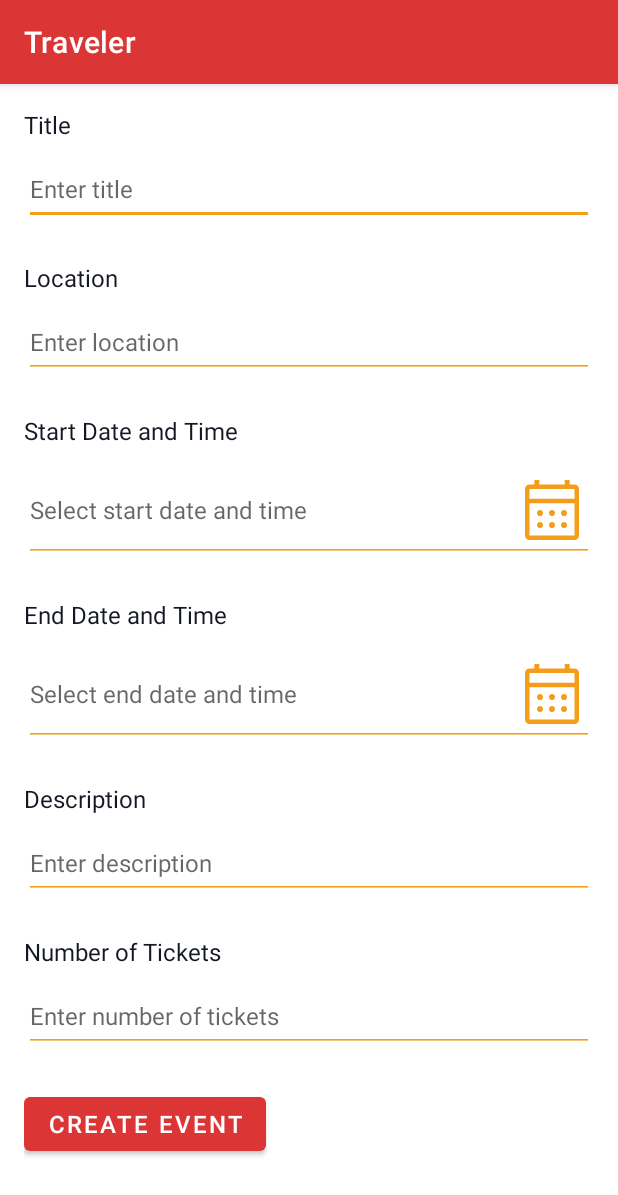
After one commit to gagik894/Traveler, an Android app: the AddActivity screen opened directly, with no data from a screen before it, on a phone screen of 412 x 824 dp. The commit adds this screen. Shown: the top 1195 px of the screen. Run offline under Robolectric (Android 15) with nearby library versions, the phone set to English and light mode, and no system bars.

Commit message:
Added "Add event" page

```diff
--- /dev/null
+++ b/app/src/main/java/com/together/traveler/AddActivity.java
@@ -0,0 +1,21 @@
+package com.together.traveler;
+
+import androidx.appcompat.app.AppCompatActivity;
+
+import android.os.Bundle;
+
+import com.together.traveler.ui.add.event.AddEvent;
+
+public class AddActivity extends AppCompatActivity {
+
+    @Override
+    protected void onCreate(Bundle savedInstanceState) {
+        super.onCreate(savedInstanceState);
+        setContentView(R.layout.activity_add_event);
+        if (savedInstanceState == null) {
+            getSupportFragmentManager().beginTransaction()
+                    .replace(R.id.container, AddEvent.newInstance())
+                    .commitNow();
+        }
+    }
+}
--- a/app/src/main/java/com/together/traveler/MainActivity.java
+++ b/app/src/main/java/com/together/traveler/MainActivity.java
@@ -1,5 +1,6 @@
 package com.together.traveler;
 
+import android.content.Intent;
 import android.os.Bundle;
 
 import androidx.appcompat.app.AppCompatActivity;
@@ -8,6 +9,8 @@ import androidx.navigation.fragment.NavHostFragment;
 import androidx.navigation.ui.NavigationUI;
 
 import com.google.android.material.bottomnavigation.BottomNavigationView;
+import com.google.android.material.floatingactionbutton.FloatingActionButton;
+import com.together.traveler.ui.login.LoginActivity;
 
 public class MainActivity extends AppCompatActivity
 {
@@ -22,11 +25,15 @@ public class MainActivity extends AppCompatActivity
         NavHostFragment navHostFragment = (NavHostFragment) getSupportFragmentManager().findFragmentById(R.id.nav_host_fragment);
         BottomNavigationView bottomNav = findViewById(R.id.nvMain);
         NavController navController;
+        FloatingActionButton addButton = findViewById(R.id.floatingActionButton2);
         if (navHostFragment != null) {
             navController = navHostFragment.getNavController();
             NavigationUI.setupWithNavController(bottomNav, navController);
         }
-
+        addButton.setOnClickListener(v -> {
+            Intent switchActivityIntent = new Intent(this, AddActivity.class);
+            startActivity(switchActivityIntent);
+        });
 
 
     }
--- /dev/null
+++ b/app/src/main/java/com/together/traveler/ui/add/event/AddEvent.java
@@ -0,0 +1,39 @@
+package com.together.traveler.ui.add.event;
+
+import androidx.lifecycle.ViewModelProvider;
+
+import android.os.Bundle;
+
+import androidx.annotation.NonNull;
+import androidx.annotation.Nullable;
+import androidx.fragment.app.Fragment;
+
+import android.view.LayoutInflater;
+import android.view.View;
+import android.view.ViewGroup;
+
+import com.together.traveler.R;
+
+public class AddEvent extends Fragment {
+
+    private AddEventViewModel mViewModel;
+
+    public static AddEvent newInstance() {
+        return new AddEvent();
+    }
+
+    @Override
+    public void onCreate(@Nullable Bundle savedInstanceState) {
+        super.onCreate(savedInstanceState);
+        mViewModel = new ViewModelProvider(this).get(AddEventViewModel.class);
+        // TODO: Use the ViewModel
+    }
+
+    @Nullable
+    @Override
+    public View onCreateView(@NonNull LayoutInflater inflater, @Nullable ViewGroup container,
+                             @Nullable Bundle savedInstanceState) {
+        return inflater.inflate(R.layout.fragment_add_event, container, false);
+    }
+
+}
--- /dev/null
+++ b/app/src/main/java/com/together/traveler/ui/add/event/AddEventViewModel.java
@@ -0,0 +1,7 @@
+package com.together.traveler.ui.add.event;
+
+import androidx.lifecycle.ViewModel;
+
+public class AddEventViewModel extends ViewModel {
+    // TODO: Implement the ViewModel
+}
--- a/app/src/main/java/com/together/traveler/ui/login/LoginActivity.java
+++ b/app/src/main/java/com/together/traveler/ui/login/LoginActivity.java
@@ -185,7 +185,6 @@ public class LoginActivity extends AppCompatActivity {
             Log.d(Tag, "updateUiWithUser: ");
             Intent switchActivityIntent = new Intent(this, MainActivity.class);
             startActivity(switchActivityIntent);
-            Toast.makeText(getApplicationContext(), welcome, Toast.LENGTH_LONG).show();
         } catch (Exception e) {
             Log.e(Tag, "updateUiWithUser: ", e);
         }
--- /dev/null
+++ b/app/src/main/res/layout/activity_add_event.xml
@@ -0,0 +1,7 @@
+<?xml version="1.0" encoding="utf-8"?>
+<FrameLayout xmlns:android="http://schemas.android.com/apk/res/android"
+    xmlns:tools="http://schemas.android.com/tools"
+    android:id="@+id/container"
+    android:layout_width="match_parent"
+    android:layout_height="match_parent"
+    tools:context=".AddActivity" />
--- /dev/null
+++ b/app/src/main/res/layout/fragment_add_event.xml
@@ -0,0 +1,142 @@
+<?xml version="1.0" encoding="utf-8"?>
+<ScrollView xmlns:android="http://schemas.android.com/apk/res/android"
+    xmlns:tools="http://schemas.android.com/tools"
+    android:id="@+id/add_event"
+    android:layout_width="match_parent"
+    android:layout_height="match_parent"
+    tools:context=".ui.add.event.AddEvent">
+
+    <LinearLayout
+        android:layout_width="match_parent"
+        android:layout_height="wrap_content"
+        android:background="@android:color/white"
+        android:orientation="vertical"
+        android:padding="16dp">
+
+
+        <TextView
+            android:layout_width="match_parent"
+            android:layout_height="wrap_content"
+            android:layout_marginBottom="8dp"
+            android:text="@string/add_title"
+            android:textSize="16sp" />
+
+        <EditText
+            android:id="@+id/titleEditText"
+            android:layout_width="match_parent"
+            android:layout_height="wrap_content"
+            android:layout_marginBottom="24dp"
+            android:autofillHints=""
+            android:backgroundTint="@color/secondary_color"
+            android:hint="@string/add_enter_title"
+            android:inputType="text"
+            android:minHeight="48dp"
+            android:textSize="16sp" />
+
+        <TextView
+            android:layout_width="match_parent"
+            android:layout_height="wrap_content"
+            android:layout_marginBottom="8dp"
+            android:text="@string/add_location"
+            android:textSize="16sp" />
+
+        <EditText
+            android:id="@+id/locationEditText"
+            android:layout_width="match_parent"
+            android:layout_height="wrap_content"
+            android:layout_marginBottom="24dp"
+            android:autofillHints=""
+            android:backgroundTint="@color/secondary_color"
+            android:hint="@string/add_enter_location"
+            android:inputType="text"
+            android:minHeight="48dp"
+            android:textSize="16sp" />
+
+        <TextView
+            android:layout_width="match_parent"
+            android:layout_height="wrap_content"
+            android:layout_marginBottom="8dp"
+            android:text="@string/add_start_date_and_time"
+            android:textSize="16sp" />
+
+        <EditText
+            android:id="@+id/startDateEditText"
+            android:layout_width="match_parent"
+            android:layout_height="wrap_content"
+            android:layout_marginBottom="24dp"
+            android:autofillHints=""
+            android:backgroundTint="@color/secondary_color"
+            android:clickable="true"
+            android:drawableEnd="@drawable/calendar"
+            android:focusable="true"
+            android:hint="@string/add_select_start_date_and_time"
+            android:inputType="datetime"
+            android:textSize="16sp" />
+
+        <TextView
+            android:layout_width="match_parent"
+            android:layout_height="wrap_content"
+            android:layout_marginBottom="8dp"
+            android:text="@string/add_end_date_and_time"
+            android:textSize="16sp" />
+
+        <EditText
+            android:id="@+id/endDateEditText"
+            android:layout_width="match_parent"
+            android:layout_height="wrap_content"
+            android:layout_marginBottom="24dp"
+            android:autofillHints=""
+            android:backgroundTint="@color/secondary_color"
+            android:clickable="true"
+            android:drawableEnd="@drawable/calendar"
+            android:focusable="true"
+            android:hint="@string/add_select_end_date_and_time"
+            android:inputType="datetime"
+            android:textSize="16sp" />
+
+        <TextView
+            android:layout_width="match_parent"
+            android:layout_height="wrap_content"
+            android:layout_marginBottom="8dp"
+            android:text="@string/add_description"
+            android:textSize="16sp" />
+
+        <EditText
+            android:id="@+id/descriptionEditText"
+            android:layout_width="match_parent"
+            android:layout_height="wrap_content"
+            android:layout_marginBottom="24dp"
+            android:autofillHints=""
+            android:backgroundTint="@color/secondary_color"
+            android:hint="@string/add_enter_description"
+            android:inputType="textMultiLine"
+            android:minHeight="48dp"
+            android:textSize="16sp" />
+
+        <TextView
+            android:layout_width="match_parent"
+            android:layout_height="wrap_content"
+            android:layout_marginBottom="8dp"
+            android:text="@string/add_number_of_tickets"
+            android:textSize="16sp" />
+
+        <EditText
+            android:id="@+id/ticketsEditText"
+            android:layout_width="match_parent"
+            android:layout_height="wrap_content"
+            android:layout_marginBottom="24dp"
+            android:autofillHints=""
+            android:backgroundTint="@color/secondary_color"
+            android:hint="@string/add_enter_number_of_tickets"
+            android:inputType="number"
+            android:minHeight="48dp"
+            android:textSize="16sp" />
+
+        <Button
+            android:layout_width="wrap_content"
+            android:layout_height="wrap_content"
+            android:minHeight="48dp"
+            android:text="@string/add_create_event"
+            android:textSize="16sp" />
+    </LinearLayout>
+</ScrollView>
--- a/app/src/main/res/layout/fragment_event.xml
+++ b/app/src/main/res/layout/fragment_event.xml
@@ -61,9 +61,9 @@
 
                         <ImageButton
                             android:id="@+id/eventIBtnBack"
-                            android:layout_width="50dp"
-                            android:layout_height="50dp"
-                            android:layout_marginStart="20dp"
+                            android:layout_width="48dp"
+                            android:layout_height="48dp"
+                            android:layout_marginStart="15dp"
                             android:layout_marginTop="20dp"
                             android:adjustViewBounds="true"
                             android:background="@drawable/rounded_background"
@@ -78,10 +78,10 @@
 
                         <ImageButton
                             android:id="@+id/eventIBtnSave"
-                            android:layout_width="50dp"
-                            android:layout_height="50dp"
+                            android:layout_width="48dp"
+                            android:layout_height="48dp"
                             android:layout_marginTop="20dp"
-                            android:layout_marginEnd="20dp"
+                            android:layout_marginEnd="15dp"
                             android:adjustViewBounds="true"
                             android:background="@drawable/rounded_background"
                             android:contentDescription="@string/btn_save"
@@ -103,6 +103,7 @@
                     android:layout_marginTop="-30dp"
                     android:nestedScrollingEnabled="true"
                     android:visibility="visible"
+                    app:cardBackgroundColor="#FAFFFFFF"
                     app:cardElevation="0dp"
                     app:cardPreventCornerOverlap="true"
                     app:layout_constraintEnd_toEndOf="parent"
--- a/app/src/main/res/values/strings.xml
+++ b/app/src/main/res/values/strings.xml
@@ -7,7 +7,7 @@
     <string name="location_icon">Location</string>
     <string name="settings_icon">Settings</string>
     <string name="star_icon">Star</string>
-    <string name="btn_add">Add button</string>
+    <string name="btn_add">Add</string>
     <string name="btn_center_on_location">CenterOnLocation</string>
     <string name="btn_back">Back</string>
     <string name="btn_save">Save</string>
@@ -61,5 +61,18 @@
     <string name="nav_search">search</string>
     <string name="nav_home">home</string>
     <string name="title_activity_signup">SignupActivity</string>
+    <string name="add_title">Title</string>
+    <string name="add_location">Location</string>
+    <string name="add_start_date_and_time">Start Date and Time</string>
+    <string name="add_end_date_and_time">End Date and Time</string>
+    <string name="add_select_end_date_and_time">Select end date and time</string>
+    <string name="add_description">Description</string>
+    <string name="add_number_of_tickets">Number of Tickets</string>
+    <string name="add_select_start_date_and_time">Select start date and time</string>
+    <string name="add_enter_number_of_tickets">Enter number of tickets</string>
+    <string name="add_enter_description">Enter description</string>
+    <string name="add_enter_location">Enter location</string>
+    <string name="add_enter_title">Enter title</string>
+    <string name="add_create_event">Create Event</string>
 
 </resources>
```
Also changed, not shown: app/src/main/AndroidManifest.xml (+7 -0 lines).
